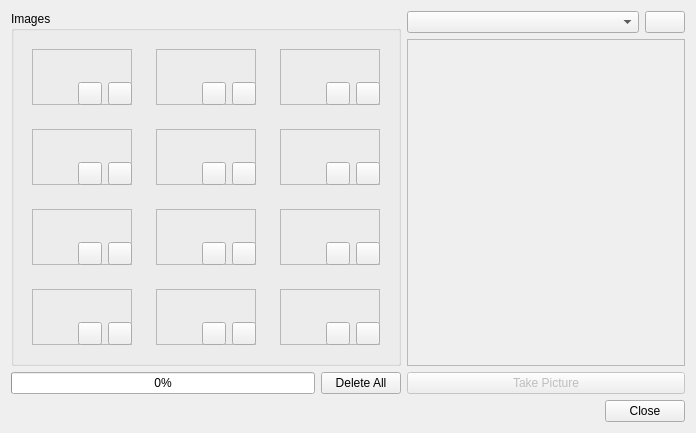
Old version of the form ui/capture.ui in the repository iTranscend/xRecog.
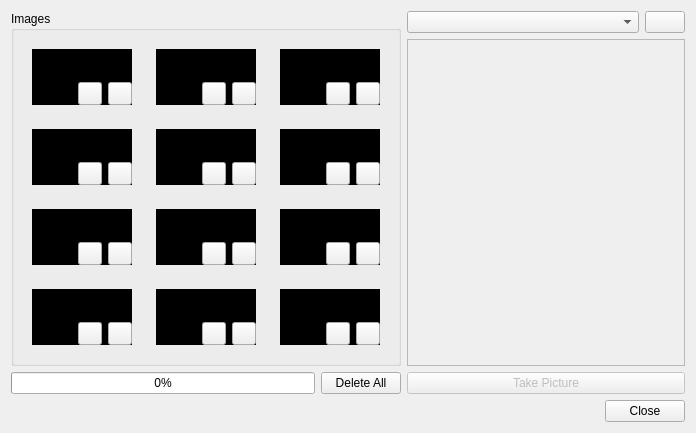
New version of the form. Icons and pictures are not drawn.

Commit message: Capture Window: Add black background, keep normal aspect ratio & remove sunken frame

What changed in the file:
```diff
--- a/ui/capture.ui
+++ b/ui/capture.ui
@@ -68,11 +68,14 @@
                  <height>56</height>
                 </size>
                </property>
+               <property name="styleSheet">
+                <string notr="true">background-color: #000;</string>
+               </property>
                <property name="frameShape">
-                <enum>QFrame::StyledPanel</enum>
+                <enum>QFrame::NoFrame</enum>
                </property>
                <property name="frameShadow">
-                <enum>QFrame::Sunken</enum>
+                <enum>QFrame::Plain</enum>
                </property>
                <property name="text">
                 <string/>
@@ -128,11 +131,14 @@
                  <height>56</height>
                 </size>
                </property>
+               <property name="styleSheet">
+                <string notr="true">background-color: #000;</string>
+               </property>
                <property name="frameShape">
-                <enum>QFrame::StyledPanel</enum>
+                <enum>QFrame::NoFrame</enum>
                </property>
                <property name="frameShadow">
-                <enum>QFrame::Sunken</enum>
+                <enum>QFrame::Plain</enum>
                </property>
                <property name="text">
                 <string/>
@@ -188,11 +194,14 @@
                  <height>56</height>
                 </size>
                </property>
+               <property name="styleSheet">
+                <string notr="true">background-color: #000;</string>
+               </property>
                <property name="frameShape">
-                <enum>QFrame::StyledPanel</enum>
+                <enum>QFrame::NoFrame</enum>
                </property>
                <property name="frameShadow">
-                <enum>QFrame::Sunken</enum>
+                <enum>QFrame::Plain</enum>
                </property>
                <property name="text">
                 <string/>
@@ -248,11 +257,14 @@
                  <height>56</height>
                 </size>
                </property>
+               <property name="styleSheet">
+                <string notr="true">background-color: #000;</string>
+               </property>
                <property name="frameShape">
-                <enum>QFrame::StyledPanel</enum>
+                <enum>QFrame::NoFrame</enum>
                </property>
                <property name="frameShadow">
-                <enum>QFrame::Sunken</enum>
+                <enum>QFrame::Plain</enum>
                </property>
                <property name="text">
                 <string/>
@@ -308,11 +320,14 @@
                  <height>56</height>
                 </size>
                </property>
+               <property name="styleSheet">
+                <string notr="true">background-color: #000;</string>
+               </property>
                <property name="frameShape">
-                <enum>QFrame::StyledPanel</enum>
+                <enum>QFrame::NoFrame</enum>
                </property>
                <property name="frameShadow">
-                <enum>QFrame::Sunken</enum>
+                <enum>QFrame::Plain</enum>
                </property>
                <property name="text">
                 <string/>
@@ -368,11 +383,14 @@
                  <height>56</height>
                 </size>
                </property>
+               <property name="styleSheet">
+                <string notr="true">background-color: #000;</string>
+               </property>
                <property name="frameShape">
-                <enum>QFrame::StyledPanel</enum>
+                <enum>QFrame::NoFrame</enum>
                </property>
                <property name="frameShadow">
-                <enum>QFrame::Sunken</enum>
+                <enum>QFrame::Plain</enum>
                </property>
                <property name="text">
                 <string/>
@@ -428,11 +446,14 @@
                  <height>56</height>
                 </size>
                </property>
+               <property name="styleSheet">
+                <string notr="true">background-color: #000;</string>
+               </property>
                <property name="frameShape">
-                <enum>QFrame::StyledPanel</enum>
+                <enum>QFrame::NoFrame</enum>
                </property>
                <property name="frameShadow">
-                <enum>QFrame::Sunken</enum>
+                <enum>QFrame::Plain</enum>
                </property>
                <property name="text">
                 <string/>
@@ -488,11 +509,14 @@
                  <height>56</height>
                 </size>
                </property>
+               <property name="styleSheet">
+                <string notr="true">background-color: #000;</string>
+               </property>
                <property name="frameShape">
-                <enum>QFrame::StyledPanel</enum>
+                <enum>QFrame::NoFrame</enum>
                </property>
                <property name="frameShadow">
-                <enum>QFrame::Sunken</enum>
+                <enum>QFrame::Plain</enum>
                </property>
                <property name="text">
                 <string/>
@@ -548,11 +572,14 @@
                  <height>56</height>
                 </size>
                </property>
+               <property name="styleSheet">
+                <string notr="true">background-color: #000;</string>
+               </property>
                <property name="frameShape">
-                <enum>QFrame::StyledPanel</enum>
+                <enum>QFrame::NoFrame</enum>
                </property>
                <property name="frameShadow">
-                <enum>QFrame::Sunken</enum>
+                <enum>QFrame::Plain</enum>
                </property>
                <property name="text">
                 <string/>
@@ -608,11 +635,14 @@
                  <height>56</height>
                 </size>
                </property>
+               <property name="styleSheet">
+                <string notr="true">background-color: #000;</string>
+               </property>
                <property name="frameShape">
-                <enum>QFrame::StyledPanel</enum>
+                <enum>QFrame::NoFrame</enum>
                </property>
                <property name="frameShadow">
-                <enum>QFrame::Sunken</enum>
+                <enum>QFrame::Plain</enum>
                </property>
                <property name="text">
                 <string/>
@@ -668,11 +698,14 @@
                  <height>56</height>
                 </size>
                </property>
+               <property name="styleSheet">
+                <string notr="true">background-color: #000;</string>
+               </property>
                <property name="frameShape">
-                <enum>QFrame::StyledPanel</enum>
+                <enum>QFrame::NoFrame</enum>
                </property>
                <property name="frameShadow">
-                <enum>QFrame::Sunken</enum>
+                <enum>QFrame::Plain</enum>
                </property>
                <property name="text">
                 <string/>
@@ -728,11 +761,14 @@
                  <height>56</height>
                 </size>
                </property>
+               <property name="styleSheet">
+                <string notr="true">background-color: #000;</string>
+               </property>
                <property name="frameShape">
-                <enum>QFrame::StyledPanel</enum>
+                <enum>QFrame::NoFrame</enum>
                </property>
                <property name="frameShadow">
-                <enum>QFrame::Sunken</enum>
+                <enum>QFrame::Plain</enum>
                </property>
                <property name="text">
                 <string/>
```
The commit also changes 1 other file.
